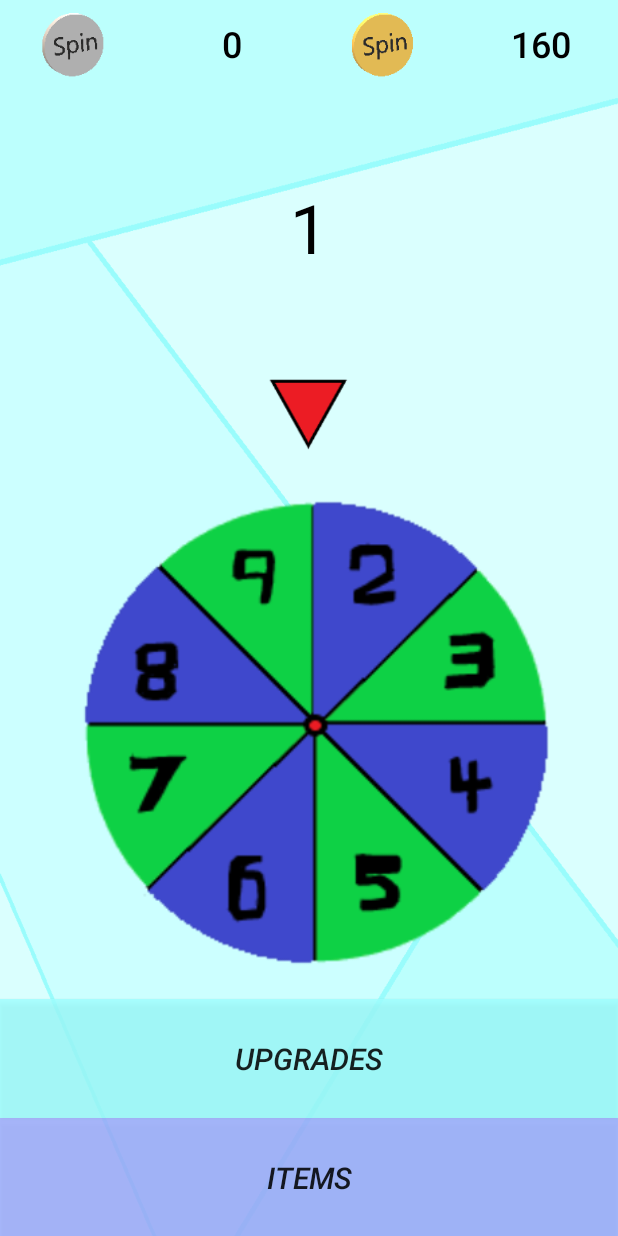
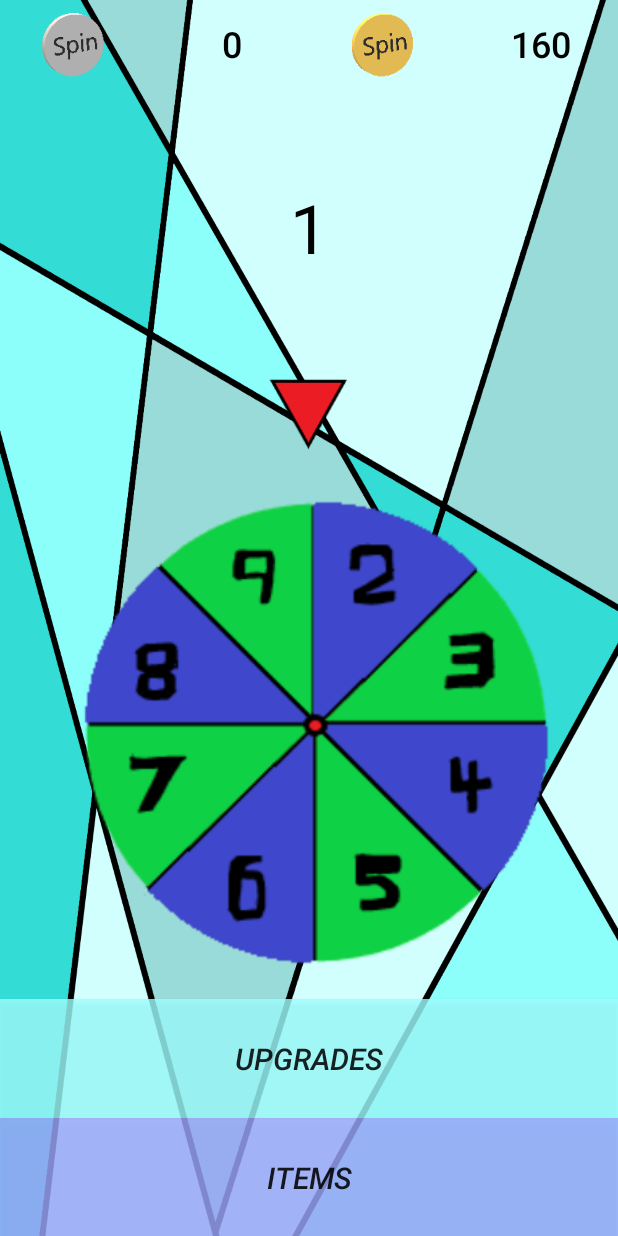
Before and after one commit to Dev-Luke-A/Animation, an Android app: the MainActivity screen opened directly, with no data from a screen before it, on a phone screen of 412 x 824 dp. Run offline under Robolectric (Android 15) with nearby library versions, the phone set to English and light mode, and no system bars.

Commit message:
Commit 4: updated background

```diff
--- a/app/src/main/java/com/pointless/spinthewheel/MainActivity.java
+++ b/app/src/main/java/com/pointless/spinthewheel/MainActivity.java
@@ -74,7 +74,6 @@ public class MainActivity extends AppCompatActivity {
     @Override
     protected void onCreate(Bundle savedInstanceState) {
         super.onCreate(savedInstanceState);
-//////////////////HERE///////////////////////////
         setContentView(R.layout.activity_main);
         mps = MediaPlayer.create(getApplicationContext(), R.raw.maintheme);
         mps.setLooping(true);
--- a/app/src/main/res/layout/activity_main.xml
+++ b/app/src/main/res/layout/activity_main.xml
@@ -4,7 +4,7 @@
     xmlns:tools="http://schemas.android.com/tools"
     android:layout_width="match_parent"
     android:layout_height="match_parent"
-    android:background="@drawable/background"
+    android:background="@drawable/mainactivitybackground"
     android:orientation="vertical"
 
     tools:context=".MainActivity">
```
Also changed, not shown: app/src/main/res/drawable-mdpi/mainactivitybackground.png (added).
